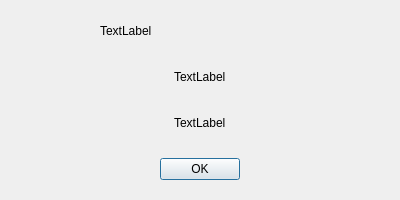
This is src/ui/about.ui in gaaldvd/arxive as Qt 5 draws it before an edit. The edited form follows.
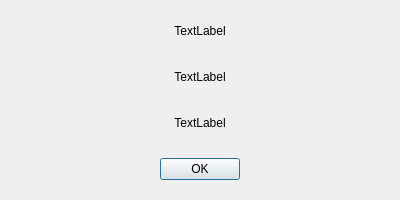
This is the edited form.

```diff
--- a/src/ui/about.ui
+++ b/src/ui/about.ui
@@ -32,15 +32,18 @@
        </property>
        <property name="minimumSize">
         <size>
-         <width>200</width>
+         <width>300</width>
          <height>0</height>
         </size>
        </property>
        <property name="text">
         <string>TextLabel</string>
        </property>
+       <property name="alignment">
+        <set>Qt::AlignmentFlag::AlignCenter</set>
+       </property>
        <property name="wordWrap">
-        <bool>true</bool>
+        <bool>false</bool>
        </property>
        <property name="openExternalLinks">
         <bool>true</bool>
@@ -52,6 +55,9 @@
        <property name="text">
         <string>TextLabel</string>
        </property>
+       <property name="alignment">
+        <set>Qt::AlignmentFlag::AlignCenter</set>
+       </property>
       </widget>
      </item>
      <item alignment="Qt::AlignmentFlag::AlignHCenter|Qt::AlignmentFlag::AlignVCenter">
@@ -59,6 +65,9 @@
        <property name="text">
         <string>TextLabel</string>
        </property>
+       <property name="alignment">
+        <set>Qt::AlignmentFlag::AlignCenter</set>
+       </property>
        <property name="openExternalLinks">
         <bool>true</bool>
        </property>
```
